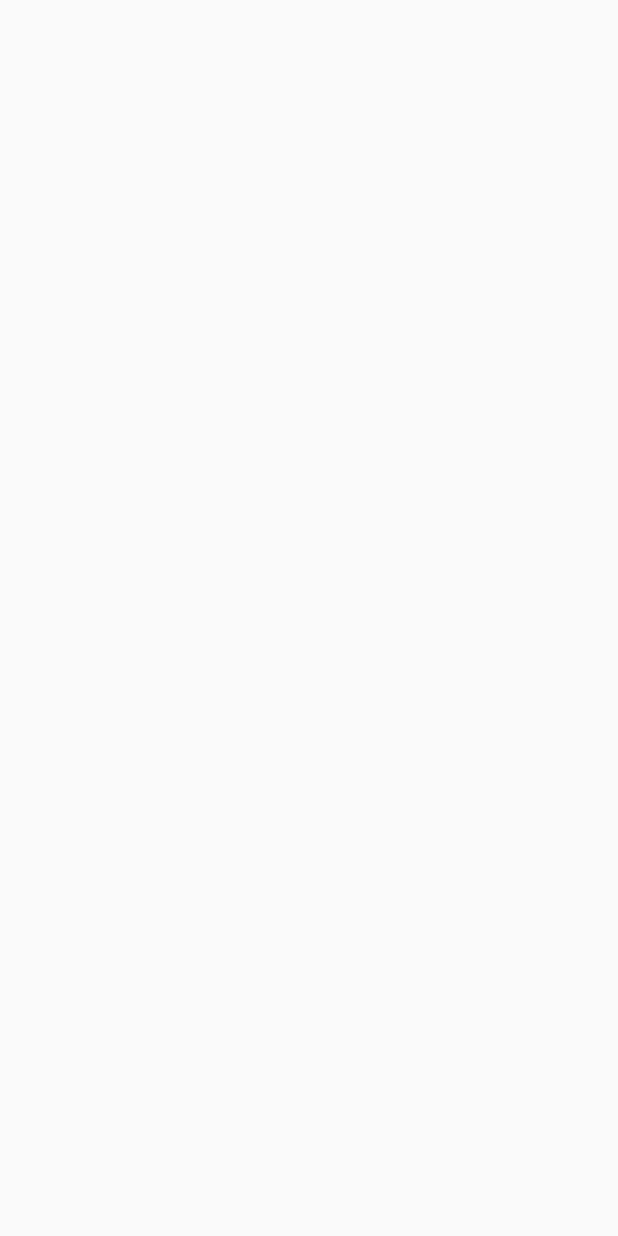
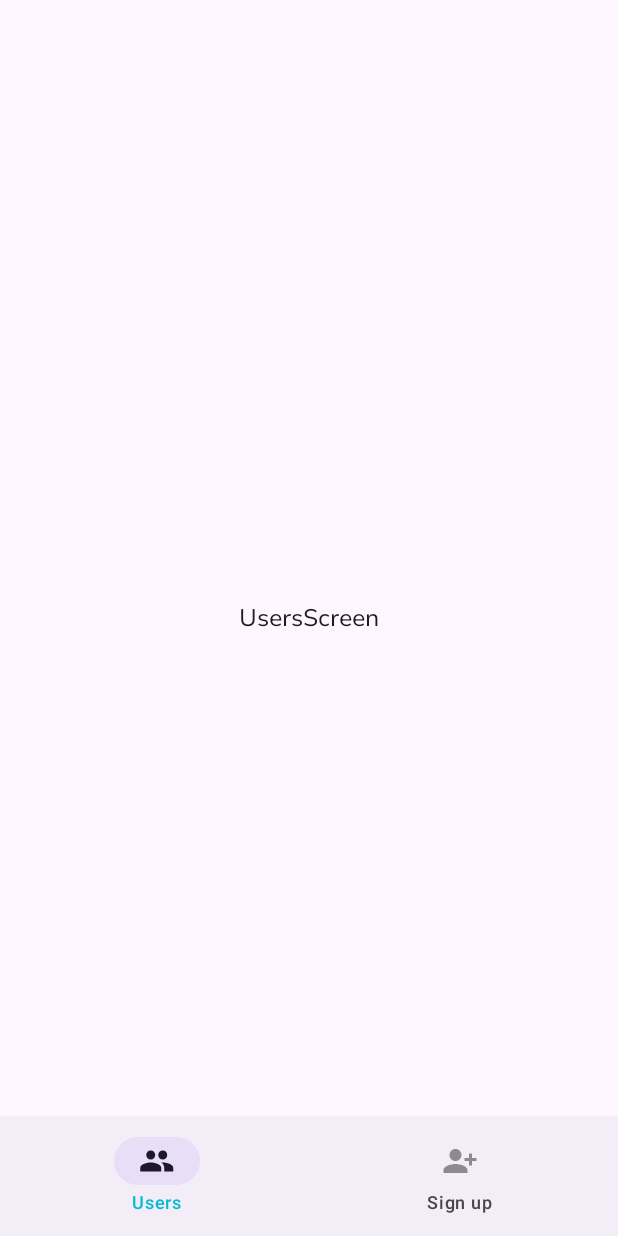
Before and after one commit to YaroslaveDev/TestTask, an Android app built with Jetpack Compose: the screen it shows after launch (MainActivity), on a phone screen of 412 x 824 dp. Before the commit the screen is empty. Run offline under Robolectric (Android 15) with nearby library versions, the phone set to English and light mode, and no system bars.

Commit message:
feature: setup app navigation

```diff
--- a/app/src/main/java/com/pfv/abzagencytesttask/MainActivity.kt
+++ b/app/src/main/java/com/pfv/abzagencytesttask/MainActivity.kt
@@ -11,6 +11,8 @@ import androidx.compose.material3.Text
 import androidx.compose.runtime.Composable
 import androidx.compose.ui.Modifier
 import androidx.compose.ui.tooling.preview.Preview
+import androidx.navigation.compose.rememberNavController
+import com.pfv.abzagencytesttask.ui.navigation.RootNavGraph
 import com.pfv.abzagencytesttask.ui.theme.AbzagencyTestTaskTheme
 
 class MainActivity : ComponentActivity() {
@@ -21,6 +23,8 @@ class MainActivity : ComponentActivity() {
 
                 enableEdgeToEdge()
 
+                RootNavGraph(navHostController = rememberNavController())
+
             }
         }
     }
--- /dev/null
+++ b/app/src/main/java/com/pfv/abzagencytesttask/ui/navigation/MainNavGraph.kt
@@ -0,0 +1,34 @@
+package com.pfv.abzagencytesttask.ui.navigation
+
+import androidx.compose.runtime.Composable
+import androidx.navigation.NavController
+import androidx.navigation.NavHostController
+import androidx.navigation.compose.NavHost
+import androidx.navigation.compose.composable
+import com.pfv.abzagencytesttask.ui.navigation.routes.BaseAppRoutes
+import com.pfv.abzagencytesttask.ui.screens.sign_up.AddNewUserScreen
+import com.pfv.abzagencytesttask.ui.screens.users.UsersScreen
+
+@Composable
+fun MainNavGraph(
+    navController: NavHostController
+) {
+
+    NavHost(
+        navController = navController,
+        startDestination = BaseAppRoutes.UsersScreen.route
+    ){
+
+        composable(
+            route = BaseAppRoutes.UsersScreen.route
+        ){
+            UsersScreen(navController = navController)
+        }
+
+        composable(
+            route = BaseAppRoutes.AddNewUserScreen.route
+        ){
+            AddNewUserScreen(navController = navController)
+        }
+    }
+}
--- /dev/null
+++ b/app/src/main/java/com/pfv/abzagencytesttask/ui/navigation/MainNavigation.kt
@@ -0,0 +1,74 @@
+package com.pfv.abzagencytesttask.ui.navigation
+
+import android.annotation.SuppressLint
+import androidx.compose.foundation.layout.fillMaxSize
+import androidx.compose.material3.BottomAppBar
+import androidx.compose.material3.Icon
+import androidx.compose.material3.NavigationBarItem
+import androidx.compose.material3.Scaffold
+import androidx.compose.material3.Text
+import androidx.compose.runtime.Composable
+import androidx.compose.runtime.derivedStateOf
+import androidx.compose.runtime.getValue
+import androidx.compose.runtime.remember
+import androidx.compose.ui.Modifier
+import androidx.compose.ui.res.painterResource
+import androidx.compose.ui.res.stringResource
+import androidx.navigation.NavController
+import androidx.navigation.compose.currentBackStackEntryAsState
+import androidx.navigation.compose.rememberNavController
+import com.pfv.abzagencytesttask.ui.navigation.routes.BottomNavRoutes
+
+@SuppressLint("UnusedMaterial3ScaffoldPaddingParameter")
+@Composable
+fun MainNavigation() {
+
+    val navController = rememberNavController()
+    val bottomNavItems = listOf(
+        BottomNavRoutes.UsersBottomItem,
+        BottomNavRoutes.AddNewUserBottomItem
+    )
+    val navBackStackEntry by navController.currentBackStackEntryAsState()
+    val currentRoute = navBackStackEntry?.destination?.route
+        ?: BottomNavRoutes.UsersBottomItem.route
+
+    Scaffold(
+        modifier = Modifier
+            .fillMaxSize(),
+        bottomBar = {
+
+            BottomAppBar {
+
+                bottomNavItems.forEach { item ->
+
+                    val isSelected by remember(currentRoute) {
+                        derivedStateOf { currentRoute == item.route }
+                    }
+
+                    NavigationBarItem(
+                        selected = isSelected,
+                        onClick = {
+                            navController.navigate(item.route) {
+                                launchSingleTop = true
+                                restoreState = true
+                            }
+                        },
+                        icon = {
+
+                            Icon(
+                                painter = painterResource(id = item.img),
+                                contentDescription = ""
+                            )
+                        },
+                        label = {
+                            Text(text = stringResource(id = item.text))
+                        }
+                    )
+                }
+            }
+        }
+    ) {
+
+        MainNavGraph(navController = navController)
+    }
+}
--- /dev/null
+++ b/app/src/main/java/com/pfv/abzagencytesttask/ui/navigation/RootNavGraph.kt
@@ -0,0 +1,33 @@
+package com.pfv.abzagencytesttask.ui.navigation
+
+import androidx.compose.runtime.Composable
+import androidx.navigation.NavHostController
+import androidx.navigation.compose.NavHost
+import androidx.navigation.compose.composable
+import com.pfv.abzagencytesttask.ui.navigation.routes.BaseAppRoutes
+import com.pfv.abzagencytesttask.ui.screens.splash.SplashScreen
+
+@Composable
+fun RootNavGraph(
+    navHostController: NavHostController
+) {
+
+    NavHost(
+        navController = navHostController,
+        startDestination = BaseAppRoutes.SplashScreen.route
+    ){
+
+        composable(
+            route = BaseAppRoutes.SplashScreen.route
+        ){
+
+            SplashScreen(navController = navHostController)
+        }
+
+        composable(
+            route = BaseAppRoutes.MainNavGraph.route
+        ){
+            MainNavigation()
+        }
+    }
+}
--- /dev/null
+++ b/app/src/main/java/com/pfv/abzagencytesttask/ui/navigation/routes/BaseAppRoutes.kt
@@ -0,0 +1,18 @@
+package com.pfv.abzagencytesttask.ui.navigation.routes
+
+import com.pfv.abzagencytesttask.R
+
+sealed class BaseAppRoutes(val route: String) {
+
+    object SplashScreen : BaseAppRoutes("splash_screen")
+    object UsersScreen : BaseAppRoutes("users_screen")
+    object AddNewUserScreen : BaseAppRoutes("add_new_user_screen")
+
+    object MainNavGraph : BaseAppRoutes("main_nav_graph")
+}
+
+sealed class BottomNavRoutes(val route: String, val img: Int, val text: Int) {
+
+    object UsersBottomItem : BottomNavRoutes(BaseAppRoutes.UsersScreen.route, R.drawable.ic_users, R.string.users)
+    object AddNewUserBottomItem : BottomNavRoutes(BaseAppRoutes.AddNewUserScreen.route, R.drawable.ic_add_user, R.string.sign_up)
+}
--- /dev/null
+++ b/app/src/main/java/com/pfv/abzagencytesttask/ui/screens/splash/SplashScreen.kt
@@ -0,0 +1,68 @@
+package com.pfv.abzagencytesttask.ui.screens.splash
+
+import android.annotation.SuppressLint
+import androidx.compose.foundation.Image
+import androidx.compose.foundation.layout.Arrangement
+import androidx.compose.foundation.layout.Box
+import androidx.compose.foundation.layout.Column
+import androidx.compose.foundation.layout.fillMaxSize
+import androidx.compose.foundation.layout.fillMaxWidth
+import androidx.compose.material3.MaterialTheme
+import androidx.compose.material3.Scaffold
+import androidx.compose.material3.Text
+import androidx.compose.runtime.Composable
+import androidx.compose.runtime.LaunchedEffect
+import androidx.compose.ui.Alignment
+import androidx.compose.ui.Modifier
+import androidx.compose.ui.graphics.Color
+import androidx.compose.ui.res.painterResource
+import androidx.compose.ui.res.stringResource
+import androidx.compose.ui.unit.dp
+import androidx.compose.ui.unit.sp
+import androidx.navigation.NavController
+import com.pfv.abzagencytesttask.R
+import com.pfv.abzagencytesttask.ui.navigation.routes.BaseAppRoutes
+import kotlinx.coroutines.delay
+
+@SuppressLint("UnusedMaterial3ScaffoldPaddingParameter")
+@Composable
+fun SplashScreen(
+    navController: NavController
+) {
+
+    LaunchedEffect(Unit){
+        delay(3000)
+        navController.navigate(BaseAppRoutes.MainNavGraph.route){
+            popUpTo(0)
+        }
+    }
+
+    Scaffold(
+        modifier = Modifier
+            .fillMaxSize(),
+        containerColor = MaterialTheme.colorScheme.primary,
+    ) {
+
+        Box(
+            modifier = Modifier
+                .fillMaxSize(),
+            contentAlignment = Alignment.Center
+        ){
+
+            Column(
+                modifier = Modifier
+                    .fillMaxWidth(),
+                horizontalAlignment = Alignment.CenterHorizontally
+            ) {
+
+                Image(painter = painterResource(id = R.drawable.img_splash_logo), contentDescription = "")
+
+                Text(
+                    text = stringResource(id = R.string.app_name),
+                    color = Color.Black,
+                    fontSize = 34.sp
+                )
+            }
+        }
+    }
+}
--- /dev/null
+++ b/app/src/main/java/com/pfv/abzagencytesttask/ui/screens/users/UsersScreen.kt
@@ -0,0 +1,31 @@
+package com.pfv.abzagencytesttask.ui.screens.users
+
+import androidx.compose.foundation.layout.Box
+import androidx.compose.foundation.layout.fillMaxSize
+import androidx.compose.material3.Scaffold
+import androidx.compose.material3.Text
+import androidx.compose.runtime.Composable
+import androidx.compose.ui.Alignment
+import androidx.compose.ui.Modifier
+import androidx.navigation.NavController
+
+@Composable
+fun UsersScreen(
+    navController: NavController
+) {
+
+    Scaffold(
+        modifier = Modifier
+            .fillMaxSize(),
+    ) {
+
+        Box(
+            modifier = Modifier
+                .fillMaxSize(),
+            contentAlignment = Alignment.Center
+        ){
+
+            Text(text = "UsersScreen")
+        }
+    }
+}
--- a/app/src/main/java/com/pfv/abzagencytesttask/ui/theme/Theme.kt
+++ b/app/src/main/java/com/pfv/abzagencytesttask/ui/theme/Theme.kt
@@ -37,7 +37,7 @@ private val LightColorScheme = lightColorScheme(
 fun AbzagencyTestTaskTheme(
     darkTheme: Boolean = isSystemInDarkTheme(),
     // Dynamic color is available on Android 12+
-    dynamicColor: Boolean = true,
+    dynamicColor: Boolean = false,
     content: @Composable () -> Unit
 ) {
     val colorScheme = when {
--- a/app/src/main/res/values/strings.xml
+++ b/app/src/main/res/values/strings.xml
@@ -1,3 +1,6 @@
 <resources>
-    <string name="app_name">Abz.agencyTestTask</string>
+    <string name="app_name">TESTTASK</string>
+
+    <string name="users">Users</string>
+    <string name="sign_up">Sign up</string>
 </resources>
```
Also changed, not shown: app/build.gradle.kts (+31 -1 lines), app/src/main/java/com/pfv/abzagencytesttask/ui/screens/sign_up/AddNewUserScreen.kt (added, +31 -0 lines), build.gradle.kts (+17 -0 lines).
